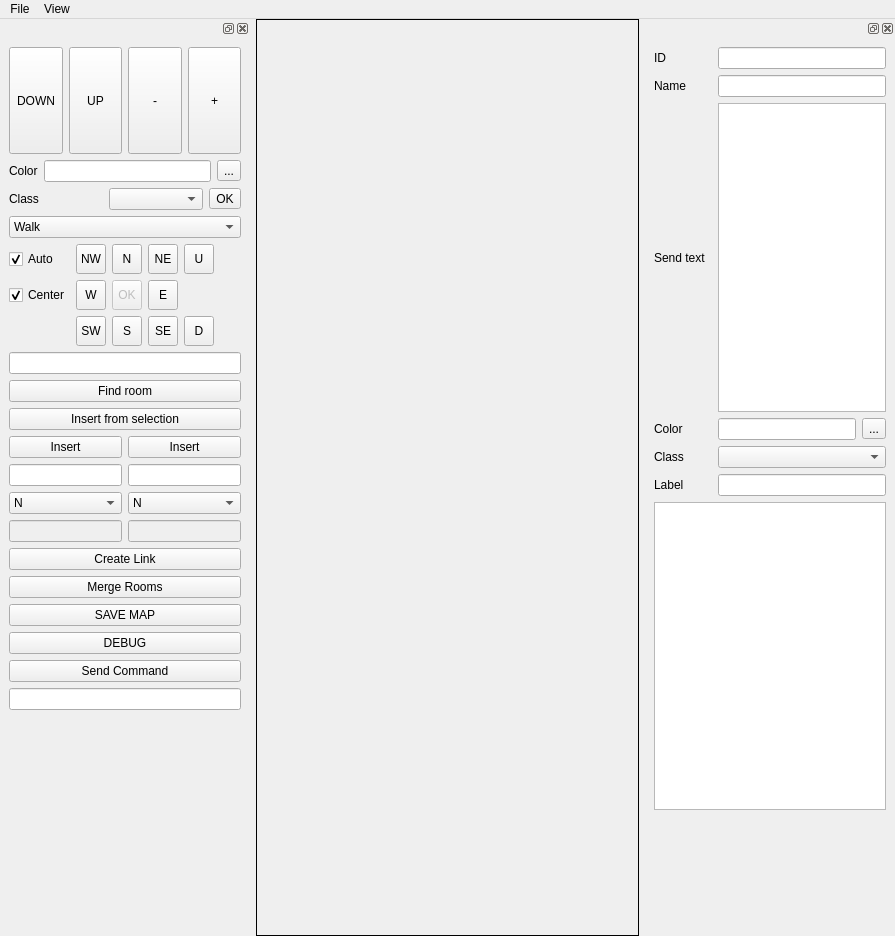
First picture: the form in version4/ui/main.ui, repository michael-donat/tf-mapper, before the edit.
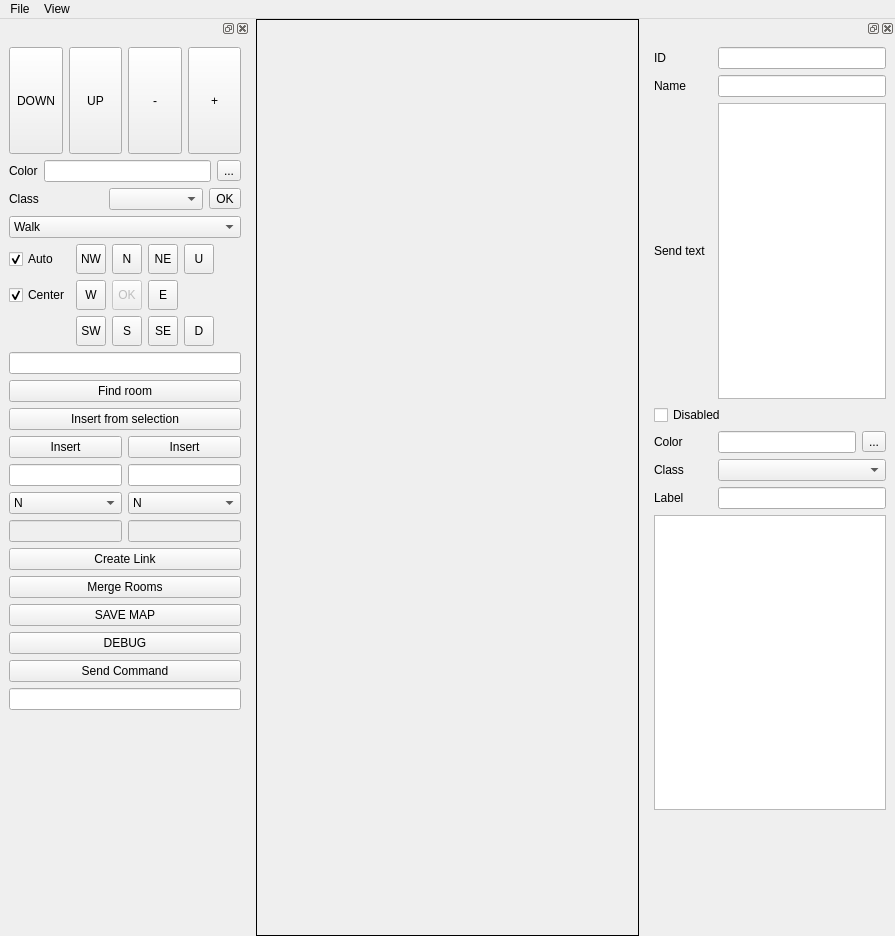
Second picture: the form after the edit. Icons and pictures are not drawn.

Commit message: added disabled flag for rooms

```diff
--- a/version4/ui/main.ui
+++ b/version4/ui/main.ui
@@ -800,6 +800,9 @@
    </attribute>
    <widget class="QWidget" name="uiComponentPropertiesPanel_2">
     <layout class="QGridLayout" name="gridLayout_3">
+     <item row="7" column="0" colspan="4">
+      <widget class="QTableView" name="uiPropertiesExits"/>
+     </item>
      <item row="2" column="0">
       <widget class="QLabel" name="label_5">
        <property name="text">
@@ -807,14 +810,14 @@
        </property>
       </widget>
      </item>
-     <item row="3" column="3">
+     <item row="4" column="3">
       <widget class="QToolButton" name="uiPropertiesColorPicker">
        <property name="text">
         <string>...</string>
        </property>
       </widget>
      </item>
-     <item row="4" column="0">
+     <item row="5" column="0">
       <widget class="QLabel" name="label_10">
        <property name="text">
         <string>Class</string>
@@ -828,14 +831,14 @@
        </property>
       </widget>
      </item>
-     <item row="4" column="2" colspan="2">
+     <item row="5" column="2" colspan="2">
       <widget class="QComboBox" name="uiPropertiesClass">
        <property name="sizeAdjustPolicy">
         <enum>QComboBox::AdjustToContentsOnFirstShow</enum>
        </property>
       </widget>
      </item>
-     <item row="3" column="2">
+     <item row="4" column="2">
       <widget class="QLineEdit" name="uiPropertiesColor"/>
      </item>
      <item row="1" column="0">
@@ -854,25 +857,29 @@
      <item row="2" column="2" colspan="2">
       <widget class="QPlainTextEdit" name="uiPropertiesCommands"/>
      </item>
-     <item row="3" column="0">
+     <item row="4" column="0">
       <widget class="QLabel" name="label_6">
        <property name="text">
         <string>Color</string>
        </property>
       </widget>
      </item>
-     <item row="5" column="0">
+     <item row="6" column="0">
       <widget class="QLabel" name="label_11">
        <property name="text">
         <string>Label</string>
        </property>
       </widget>
      </item>
-     <item row="5" column="2" colspan="2">
+     <item row="6" column="2" colspan="2">
       <widget class="QLineEdit" name="uiPropertiesLabel"/>
      </item>
-     <item row="6" column="0" colspan="4">
-      <widget class="QTableView" name="uiPropertiesExits"/>
+     <item row="3" column="0" colspan="4">
+      <widget class="QCheckBox" name="uiPropertiesDisabled">
+       <property name="text">
+        <string>Disabled</string>
+       </property>
+      </widget>
      </item>
     </layout>
    </widget>
```
The commit also changes 4 other files.
